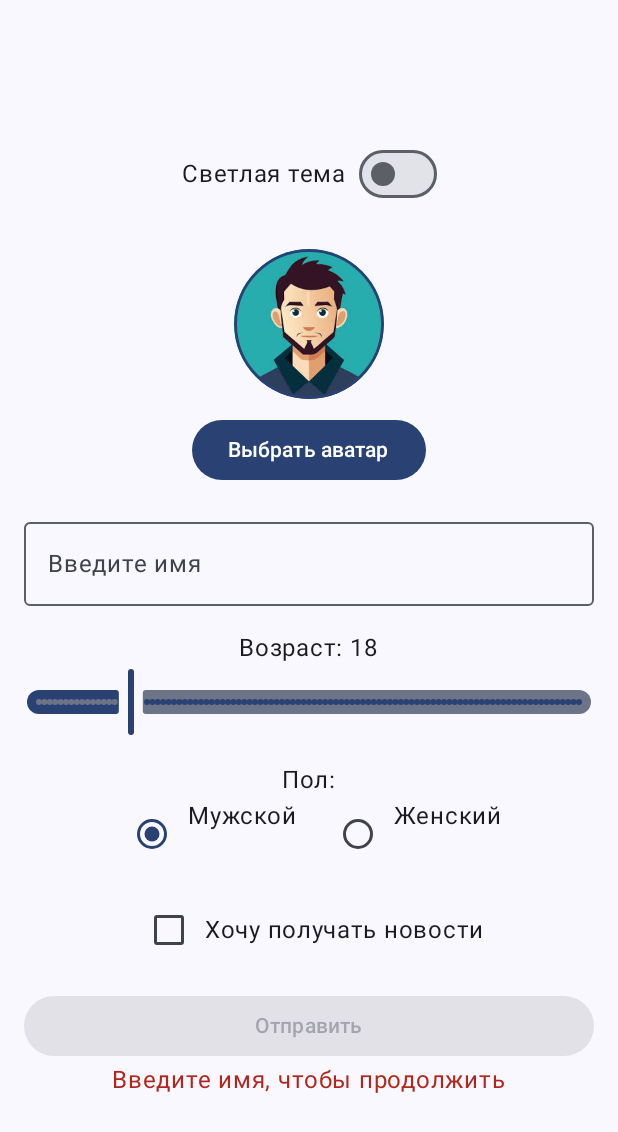
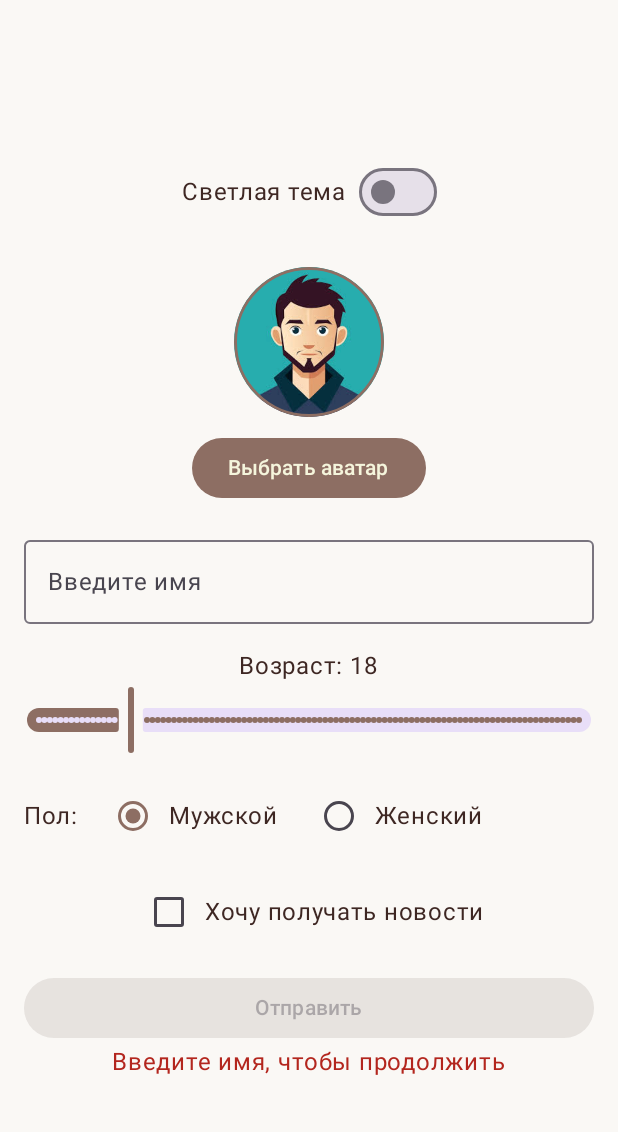
Before and after one commit to Faustashiri/User_Profile, an Android app built with Jetpack Compose: the screen it shows after launch (MainActivity), on a phone screen of 412 x 824 dp. Shown: the top 1132 px of the screen. Run offline under Robolectric (Android 15) with nearby library versions, the phone set to English and light mode, and no system bars.

Commit message:
Added a new color scheme

```diff
--- a/src/main/AndroidManifest.xml
+++ b/src/main/AndroidManifest.xml
@@ -1,6 +1,5 @@
 <?xml version="1.0" encoding="utf-8"?>
-<manifest xmlns:android="http://schemas.android.com/apk/res/android"
-    xmlns:tools="http://schemas.android.com/tools">
+<manifest xmlns:android="http://schemas.android.com/apk/res/android">
 
     <application
         android:allowBackup="true"
--- a/src/main/java/com/example/user_profile/MainActivity.kt
+++ b/src/main/java/com/example/user_profile/MainActivity.kt
@@ -18,8 +18,9 @@ import androidx.compose.foundation.layout.fillMaxWidth
 import androidx.compose.foundation.layout.height
 import androidx.compose.foundation.layout.padding
 import androidx.compose.foundation.layout.size
-import androidx.compose.foundation.layout.width
+import androidx.compose.foundation.rememberScrollState
 import androidx.compose.foundation.shape.CircleShape
+import androidx.compose.foundation.verticalScroll
 import androidx.compose.material3.Button
 import androidx.compose.material3.Checkbox
 import androidx.compose.material3.MaterialTheme
@@ -46,8 +47,6 @@ import androidx.compose.ui.tooling.preview.Preview
 import androidx.compose.ui.unit.dp
 import androidx.core.net.toUri
 import com.example.user_profile.ui.theme.User_ProfileTheme
-import androidx.compose.foundation.rememberScrollState
-import androidx.compose.foundation.verticalScroll
 
 class MainActivity : ComponentActivity() {
     override fun onCreate(savedInstanceState: Bundle?) {
@@ -180,19 +179,24 @@ fun UserForm(
         Spacer(modifier = Modifier.height(16.dp))
 
         // Пол
-        Text(stringResource(R.string.gender_label))
-        Row {
+        Row(
+            verticalAlignment = Alignment.CenterVertically,
+            horizontalArrangement = Arrangement.Start,
+            modifier = Modifier.fillMaxWidth()
+        ) {
+            Text(text = "${stringResource(R.string.gender_label)} ", modifier = Modifier.padding(end = 8.dp))
+
             RadioButton(
                 selected = gender == "Мужской",
                 onClick = { gender = "Мужской" }
             )
-            Text(stringResource(R.string.male))
-            Spacer(modifier = Modifier.width(16.dp))
+            Text(text = stringResource(R.string.male), modifier = Modifier.padding(end = 16.dp))
+
             RadioButton(
                 selected = gender == "Женский",
                 onClick = { gender = "Женский" }
             )
-            Text(stringResource(R.string.female))
+            Text(text = stringResource(R.string.female))
         }
 
         Spacer(modifier = Modifier.height(16.dp))
--- a/src/main/java/com/example/user_profile/ui/theme/Color.kt
+++ b/src/main/java/com/example/user_profile/ui/theme/Color.kt
@@ -2,10 +2,15 @@ package com.example.user_profile.ui.theme
 
 import androidx.compose.ui.graphics.Color
 
-val Purple80 = Color(0xFFD0BCFF)
-val PurpleGrey80 = Color(0xFFCCC2DC)
-val Pink80 = Color(0xFFEFB8C8)
+// Светлая тема
+val BeigeBackground = Color(0xFFFAF8F5)  // светло-бежевый фон
+val BeigeSurface = Color(0xFFF0ECE8)     // карточки / поля
+val BrownPrimary = Color(0xFF8D6E63)     // основной акцент — тёплый коричневый
+val BrownSecondary = Color(0xFFA1887F)   // второстепенный акцент
+val TextDark = Color(0xFF3E2723)         // текст
 
-val Purple40 = Color(0xFF6650a4)
-val PurpleGrey40 = Color(0xFF625b71)
-val Pink40 = Color(0xFF7D5260)
+// Тёмная тема
+val DarkBackground = Color(0xFF2B2B28)   // фон
+val DarkSurface = Color(0xFF3E3B32)      // карточки / поля
+val BeigePrimaryDark = Color(0xFFD7CCC8) // акцент
+val TextLight = Color(0xFFF5F5DC)        // текст
--- a/src/main/java/com/example/user_profile/ui/theme/Theme.kt
+++ b/src/main/java/com/example/user_profile/ui/theme/Theme.kt
@@ -2,41 +2,40 @@ package com.example.user_profile.ui.theme
 
 import android.os.Build
 import androidx.compose.foundation.isSystemInDarkTheme
-import androidx.compose.material3.MaterialTheme
-import androidx.compose.material3.darkColorScheme
-import androidx.compose.material3.dynamicDarkColorScheme
-import androidx.compose.material3.dynamicLightColorScheme
-import androidx.compose.material3.lightColorScheme
+import androidx.compose.material3.*
 import androidx.compose.runtime.Composable
 import androidx.compose.ui.platform.LocalContext
 
 private val DarkColorScheme = darkColorScheme(
-    primary = Purple80,
-    secondary = PurpleGrey80,
-    tertiary = Pink80
+    primary = BeigePrimaryDark,
+    secondary = DarkSurface,
+    tertiary = DarkBackground,
+    background = DarkBackground,
+    surface = DarkSurface,
+    onPrimary = TextDark,
+    onSecondary = TextLight,
+    onTertiary = TextLight,
+    onBackground = TextLight,
+    onSurface = TextLight
 )
 
 private val LightColorScheme = lightColorScheme(
-    primary = Purple40,
-    secondary = PurpleGrey40,
-    tertiary = Pink40
-
-    /* Other default colors to override
-    background = Color(0xFFFFFBFE),
-    surface = Color(0xFFFFFBFE),
-    onPrimary = Color.White,
-    onSecondary = Color.White,
-    onTertiary = Color.White,
-    onBackground = Color(0xFF1C1B1F),
-    onSurface = Color(0xFF1C1B1F),
-    */
+    primary = BrownPrimary,
+    secondary = BrownSecondary,
+    tertiary = BeigeSurface,
+    background = BeigeBackground,
+    surface = BeigeSurface,
+    onPrimary = TextLight,
+    onSecondary = TextDark,
+    onTertiary = TextDark,
+    onBackground = TextDark,
+    onSurface = TextDark
 )
 
 @Composable
 fun User_ProfileTheme(
     darkTheme: Boolean = isSystemInDarkTheme(),
-    // Dynamic color is available on Android 12+
-    dynamicColor: Boolean = true,
+    dynamicColor: Boolean = false,
     content: @Composable () -> Unit
 ) {
     val colorScheme = when {
@@ -44,7 +43,6 @@ fun User_ProfileTheme(
             val context = LocalContext.current
             if (darkTheme) dynamicDarkColorScheme(context) else dynamicLightColorScheme(context)
         }
-
         darkTheme -> DarkColorScheme
         else -> LightColorScheme
     }
```
Also changed, not shown: 2 other files.
